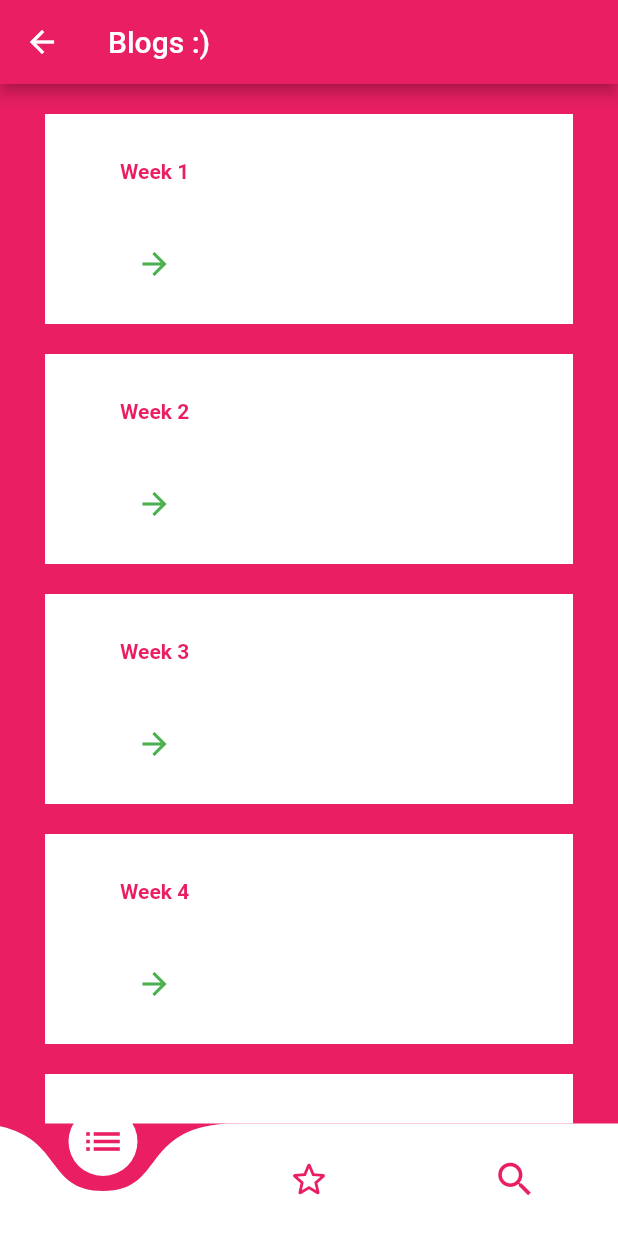
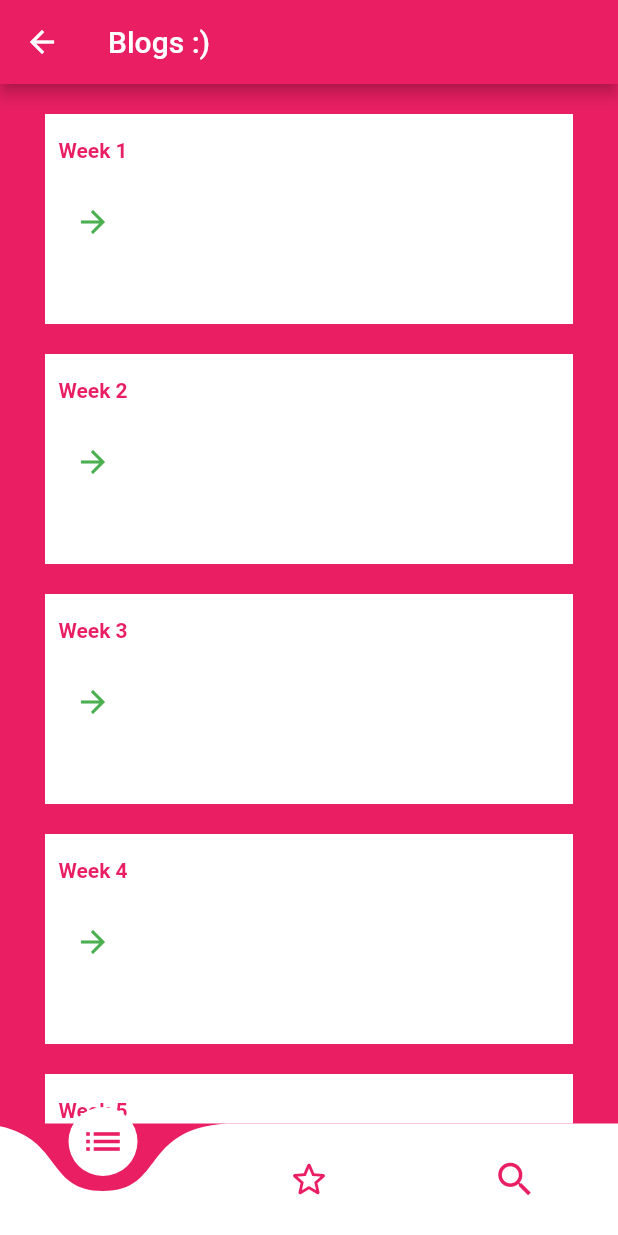
Before and after one commit to Bhargavi-hash/Remote-pregnancy-monitor, a Flutter app: the blogPage screen opened directly, on a phone screen of 412 x 824 dp. Run offline on Flutter 3.47's test engine with Material 2 defaults, Android fonts, the phone set to English and light mode, and no system bars; drawn by our look-alikes of curved_navigation_bar; our stand-ins replace cloud_firestore, firebase_auth, firebase_core, fluttertoast, webview_flutter; missing offline and left inert: firebase_core_web; accounts and stored records are empty.

Commit message:
Update displayBlogs.dart
new commit

```diff
--- a/lib/pages/displayBlogs.dart
+++ b/lib/pages/displayBlogs.dart
@@ -1,5 +1,5 @@
 // import 'package:easy_sidemenu/easy_sidemenu.dart';
-import 'dart:html';
+// import 'dart:html';
 
 import 'package:curved_navigation_bar/curved_navigation_bar.dart';
 import 'package:flutter/material.dart';
@@ -40,7 +40,6 @@ class _blogPageState extends State<blogPage> {
           //Handle button tap
         },
       ),
-
       appBar: AppBar(
         title: Text('Blogs :)'),
       ),
@@ -60,10 +59,8 @@ class _blogPageState extends State<blogPage> {
                 margin: EdgeInsets.symmetric(vertical: 10.0, horizontal: 30),
                 child: Row(children: <Widget>[
                   Column(children: <Widget>[
-                    FlatButton(
-                      color: Colors.white,
-                      padding: const EdgeInsets.symmetric(
-                          horizontal: 50.0, vertical: 30.0),
+                    TextButton(
+                      style: TextButton.styleFrom(primary: Colors.white),
                       child: Text(
                         'Week 1',
                         style: TextStyle(
@@ -87,10 +84,8 @@ class _blogPageState extends State<blogPage> {
                 margin: EdgeInsets.symmetric(vertical: 10.0, horizontal: 30),
                 child: Row(children: <Widget>[
                   Column(children: <Widget>[
-                    FlatButton(
-                      color: Colors.white,
-                      padding: const EdgeInsets.symmetric(
-                          horizontal: 50.0, vertical: 30.0),
+                    TextButton(
+                      style: TextButton.styleFrom(primary: Colors.white),
                       child: Text(
                         'Week 2',
                         style: TextStyle(
@@ -114,10 +109,8 @@ class _blogPageState extends State<blogPage> {
                 margin: EdgeInsets.symmetric(vertical: 10.0, horizontal: 30),
                 child: Row(children: <Widget>[
                   Column(children: <Widget>[
-                    FlatButton(
-                      color: Colors.white,
-                      padding: const EdgeInsets.symmetric(
-                          horizontal: 50.0, vertical: 30.0),
+                    TextButton(
+                      style: TextButton.styleFrom(primary: Colors.white),
                       child: Text(
                         'Week 3',
                         style: TextStyle(
@@ -141,10 +134,8 @@ class _blogPageState extends State<blogPage> {
                 margin: EdgeInsets.symmetric(vertical: 10.0, horizontal: 30),
                 child: Row(children: <Widget>[
                   Column(children: <Widget>[
-                    FlatButton(
-                      color: Colors.white,
-                      padding: const EdgeInsets.symmetric(
-                          horizontal: 50.0, vertical: 30.0),
+                    TextButton(
+                      style: TextButton.styleFrom(primary: Colors.white),
                       child: Text(
                         'Week 4',
                         style: TextStyle(
@@ -168,10 +159,8 @@ class _blogPageState extends State<blogPage> {
                 margin: EdgeInsets.symmetric(vertical: 10.0, horizontal: 30),
                 child: Row(children: <Widget>[
                   Column(children: <Widget>[
-                    FlatButton(
-                      color: Colors.white,
-                      padding: const EdgeInsets.symmetric(
-                          horizontal: 50.0, vertical: 30.0),
+                    TextButton(
+                      style: TextButton.styleFrom(primary: Colors.white),
                       child: Text(
                         'Week 5',
                         style: TextStyle(
@@ -182,7 +171,8 @@ class _blogPageState extends State<blogPage> {
                     IconButton(
                       color: Colors.green,
                       icon: Icon(Icons.arrow_forward),
-                      onPressed: () => _handleURLButtonPress(context, '#'),
+                      onPressed: () => _handleURLButtonPress(
+                          context, 'https://www.askmydoctor.in/week-5/'),
                     ),
                     SizedBox(
                       height: 5,
@@ -195,10 +185,8 @@ class _blogPageState extends State<blogPage> {
                 margin: EdgeInsets.symmetric(vertical: 10.0, horizontal: 30),
                 child: Row(children: <Widget>[
                   Column(children: <Widget>[
-                    FlatButton(
-                      color: Colors.white,
-                      padding: const EdgeInsets.symmetric(
-                          horizontal: 50.0, vertical: 30.0),
+                    TextButton(
+                      style: TextButton.styleFrom(primary: Colors.white),
                       child: Text(
                         'Week 6',
                         style: TextStyle(
@@ -222,10 +210,8 @@ class _blogPageState extends State<blogPage> {
                 margin: EdgeInsets.symmetric(vertical: 10.0, horizontal: 30),
                 child: Row(children: <Widget>[
                   Column(children: <Widget>[
-                    FlatButton(
-                      color: Colors.white,
-                      padding: const EdgeInsets.symmetric(
-                          horizontal: 50.0, vertical: 30.0),
+                    TextButton(
+                      style: TextButton.styleFrom(primary: Colors.white),
                       child: Text(
                         'Week 7',
                         style: TextStyle(
@@ -249,10 +235,8 @@ class _blogPageState extends State<blogPage> {
                 margin: EdgeInsets.symmetric(vertical: 10.0, horizontal: 30),
                 child: Row(children: <Widget>[
                   Column(children: <Widget>[
-                    FlatButton(
-                      color: Colors.white,
-                      padding: const EdgeInsets.symmetric(
-                          horizontal: 50.0, vertical: 30.0),
+                    TextButton(
+                      style: TextButton.styleFrom(primary: Colors.white),
                       child: Text(
                         'Week 8',
                         style: TextStyle(
@@ -276,10 +260,8 @@ class _blogPageState extends State<blogPage> {
                 margin: EdgeInsets.symmetric(vertical: 10.0, horizontal: 30),
                 child: Row(children: <Widget>[
                   Column(children: <Widget>[
-                    FlatButton(
-                      color: Colors.white,
-                      padding: const EdgeInsets.symmetric(
-                          horizontal: 50.0, vertical: 30.0),
+                    TextButton(
+                      style: TextButton.styleFrom(primary: Colors.white),
                       child: Text(
                         'Week 9',
                         style: TextStyle(
@@ -303,10 +285,8 @@ class _blogPageState extends State<blogPage> {
                 margin: EdgeInsets.symmetric(vertical: 10.0, horizontal: 30),
                 child: Row(children: <Widget>[
                   Column(children: <Widget>[
-                    FlatButton(
-                      color: Colors.white,
-                      padding: const EdgeInsets.symmetric(
-                          horizontal: 50.0, vertical: 30.0),
+                    TextButton(
+                      style: TextButton.styleFrom(primary: Colors.white),
                       child: Text(
                         'Week 10',
                         style: TextStyle(
@@ -330,10 +310,8 @@ class _blogPageState extends State<blogPage> {
                 margin: EdgeInsets.symmetric(vertical: 10.0, horizontal: 30),
                 child: Row(children: <Widget>[
                   Column(children: <Widget>[
-                    FlatButton(
-                      color: Colors.white,
-                      padding: const EdgeInsets.symmetric(
-                          horizontal: 50.0, vertical: 30.0),
+                    TextButton(
+                      style: TextButton.styleFrom(primary: Colors.white),
                       child: Text(
                         'Week 11',
                         style: TextStyle(
@@ -357,10 +335,8 @@ class _blogPageState extends State<blogPage> {
                 margin: EdgeInsets.symmetric(vertical: 10.0, horizontal: 30),
                 child: Row(children: <Widget>[
                   Column(children: <Widget>[
-                    FlatButton(
-                      color: Colors.white,
-                      padding: const EdgeInsets.symmetric(
-                          horizontal: 50.0, vertical: 30.0),
+                    TextButton(
+                      style: TextButton.styleFrom(primary: Colors.white),
                       child: Text(
                         'Week 12',
                         style: TextStyle(
@@ -384,10 +360,8 @@ class _blogPageState extends State<blogPage> {
                 margin: EdgeInsets.symmetric(vertical: 10.0, horizontal: 30),
                 child: Row(children: <Widget>[
                   Column(children: <Widget>[
-                    FlatButton(
-                      color: Colors.white,
-                      padding: const EdgeInsets.symmetric(
-                          horizontal: 50.0, vertical: 30.0),
+                    TextButton(
+                      style: TextButton.styleFrom(primary: Colors.white),
                       child: Text(
                         'Week 13',
                         style: TextStyle(
@@ -411,10 +385,8 @@ class _blogPageState extends State<blogPage> {
                 margin: EdgeInsets.symmetric(vertical: 10.0, horizontal: 30),
                 child: Row(children: <Widget>[
                   Column(children: <Widget>[
-                    FlatButton(
-                      color: Colors.white,
-                      padding: const EdgeInsets.symmetric(
-                          horizontal: 50.0, vertical: 30.0),
+                    TextButton(
+                      style: TextButton.styleFrom(primary: Colors.white),
                       child: Text(
                         'Week 14',
                         style: TextStyle(
@@ -432,16 +404,14 @@ class _blogPageState extends State<blogPage> {
                     ),
                   ])
                 ])),
-                 Container(
+            Container(
                 color: Colors.white,
                 height: 140,
                 margin: EdgeInsets.symmetric(vertical: 10.0, horizontal: 30),
                 child: Row(children: <Widget>[
                   Column(children: <Widget>[
-                    FlatButton(
-                      color: Colors.white,
-                      padding: const EdgeInsets.symmetric(
-                          horizontal: 50.0, vertical: 30.0),
+                    TextButton(
+                      style: TextButton.styleFrom(primary: Colors.white),
                       child: Text(
                         'Week 15',
                         style: TextStyle(
@@ -465,10 +435,8 @@ class _blogPageState extends State<blogPage> {
                 margin: EdgeInsets.symmetric(vertical: 10.0, horizontal: 30),
                 child: Row(children: <Widget>[
                   Column(children: <Widget>[
-                    FlatButton(
-                      color: Colors.white,
-                      padding: const EdgeInsets.symmetric(
-                          horizontal: 50.0, vertical: 30.0),
+                    TextButton(
+                      style: TextButton.styleFrom(primary: Colors.white),
                       child: Text(
                         'Week 16',
                         style: TextStyle(
@@ -492,10 +460,8 @@ class _blogPageState extends State<blogPage> {
                 margin: EdgeInsets.symmetric(vertical: 10.0, horizontal: 30),
                 child: Row(children: <Widget>[
                   Column(children: <Widget>[
-                    FlatButton(
-                      color: Colors.white,
-                      padding: const EdgeInsets.symmetric(
-                          horizontal: 50.0, vertical: 30.0),
+                    TextButton(
+                      style: TextButton.styleFrom(primary: Colors.white),
                       child: Text(
                         'Week 17',
                         style: TextStyle(
@@ -519,10 +485,8 @@ class _blogPageState extends State<blogPage> {
                 margin: EdgeInsets.symmetric(vertical: 10.0, horizontal: 30),
                 child: Row(children: <Widget>[
                   Column(children: <Widget>[
-                    FlatButton(
-                      color: Colors.white,
-                      padding: const EdgeInsets.symmetric(
-                          horizontal: 50.0, vertical: 30.0),
+                    TextButton(
+                      style: TextButton.styleFrom(primary: Colors.white),
                       child: Text(
                         'Week 18',
                         style: TextStyle(
@@ -546,10 +510,8 @@ class _blogPageState extends State<blogPage> {
                 margin: EdgeInsets.symmetric(vertical: 10.0, horizontal: 30),
                 child: Row(children: <Widget>[
                   Column(children: <Widget>[
-                    FlatButton(
-                      color: Colors.white,
-                      padding: const EdgeInsets.symmetric(
-                          horizontal: 50.0, vertical: 30.0),
+                    TextButton(
+                      style: TextButton.styleFrom(primary: Colors.white),
                       child: Text(
                         'Week 19',
                         style: TextStyle(
@@ -573,10 +535,8 @@ class _blogPageState extends State<blogPage> {
                 margin: EdgeInsets.symmetric(vertical: 10.0, horizontal: 30),
                 child: Row(children: <Widget>[
                   Column(children: <Widget>[
-                    FlatButton(
-                      color: Colors.white,
-                      padding: const EdgeInsets.symmetric(
-                          horizontal: 50.0, vertical: 30.0),
+                    TextButton(
+                      style: TextButton.styleFrom(primary: Colors.white),
                       child: Text(
                         'Week 20',
                         style: TextStyle(
@@ -600,10 +560,8 @@ class _blogPageState extends State<blogPage> {
                 margin: EdgeInsets.symmetric(vertical: 10.0, horizontal: 30),
                 child: Row(children: <Widget>[
                   Column(children: <Widget>[
-                    FlatButton(
-                      color: Colors.white,
-                      padding: const EdgeInsets.symmetric(
-                          horizontal: 50.0, vertical: 30.0),
+                    TextButton(
+                      style: TextButton.styleFrom(primary: Colors.white),
                       child: Text(
                         'Week 21',
                         style: TextStyle(
@@ -627,10 +585,8 @@ class _blogPageState extends State<blogPage> {
                 margin: EdgeInsets.symmetric(vertical: 10.0, horizontal: 30),
                 child: Row(children: <Widget>[
                   Column(children: <Widget>[
-                    FlatButton(
-                      color: Colors.white,
-                      padding: const EdgeInsets.symmetric(
-                          horizontal: 50.0, vertical: 30.0),
+                    TextButton(
+                      style: TextButton.styleFrom(primary: Colors.white),
                       child: Text(
                         'Week 22',
                         style: TextStyle(
@@ -654,10 +610,8 @@ class _blogPageState extends State<blogPage> {
                 margin: EdgeInsets.symmetric(vertical: 10.0, horizontal: 30),
                 child: Row(children: <Widget>[
                   Column(children: <Widget>[
-                    FlatButton(
-                      color: Colors.white,
-                      padding: const EdgeInsets.symmetric(
-                          horizontal: 50.0, vertical: 30.0),
+                    TextButton(
+                      style: TextButton.styleFrom(primary: Colors.white),
                       child: Text(
                         'Week 23',
                         style: TextStyle(
@@ -681,10 +635,8 @@ class _blogPageState extends State<blogPage> {
                 margin: EdgeInsets.symmetric(vertical: 10.0, horizontal: 30),
                 child: Row(children: <Widget>[
                   Column(children: <Widget>[
-                    FlatButton(
-                      color: Colors.white,
-                      padding: const EdgeInsets.symmetric(
-                          horizontal: 50.0, vertical: 30.0),
+                    TextButton(
+                      style: TextButton.styleFrom(primary: Colors.white),
                       child: Text(
                         'Week 24',
                         style: TextStyle(
@@ -708,10 +660,8 @@ class _blogPageState extends State<blogPage> {
                 margin: EdgeInsets.symmetric(vertical: 10.0, horizontal: 30),
                 child: Row(children: <Widget>[
                   Column(children: <Widget>[
-                    FlatButton(
-                      color: Colors.white,
-                      padding: const EdgeInsets.symmetric(
-                          horizontal: 50.0, vertical: 30.0),
+                    TextButton(
+                      style: TextButton.styleFrom(primary: Colors.white),
                       child: Text(
                         'Week 25',
                         style: TextStyle(
@@ -735,10 +685,8 @@ class _blogPageState extends State<blogPage> {
                 margin: EdgeInsets.symmetric(vertical: 10.0, horizontal: 30),
                 child: Row(children: <Widget>[
                   Column(children: <Widget>[
-                    FlatButton(
-                      color: Colors.white,
-                      padding: const EdgeInsets.symmetric(
-                          horizontal: 50.0, vertical: 30.0),
+                    TextButton(
+                      style: TextButton.styleFrom(primary: Colors.white),
                       child: Text(
                         'Week 26',
                         style: TextStyle(
@@ -762,10 +710,8 @@ class _blogPageState extends State<blogPage> {
                 margin: EdgeInsets.symmetric(vertical: 10.0, horizontal: 30),
                 child: Row(children: <Widget>[
                   Column(children: <Widget>[
-                    FlatButton(
-                      color: Colors.white,
-                      padding: const EdgeInsets.symmetric(
-                          horizontal: 50.0, vertical: 30.0),
+                    TextButton(
+                      style: TextButton.styleFrom(primary: Colors.white),
                       child: Text(
                         'Week 27',
                         style: TextStyle(
@@ -789,10 +735,8 @@ class _blogPageState extends State<blogPage> {
                 margin: EdgeInsets.symmetric(vertical: 10.0, horizontal: 30),
                 child: Row(children: <Widget>[
                   Column(children: <Widget>[
-                    FlatButton(
-                      color: Colors.white,
-                      padding: const EdgeInsets.symmetric(
-                          horizontal: 50.0, vertical: 30.0),
+                    TextButton(
+                      style: TextButton.styleFrom(primary: Colors.white),
                       child: Text(
                         'Week 28',
                         style: TextStyle(
@@ -811,8 +755,6 @@ class _blogPageState extends State<blogPage> {
                   ])
                 ])),
           ]))),
-
-
     );
   }
 
```
